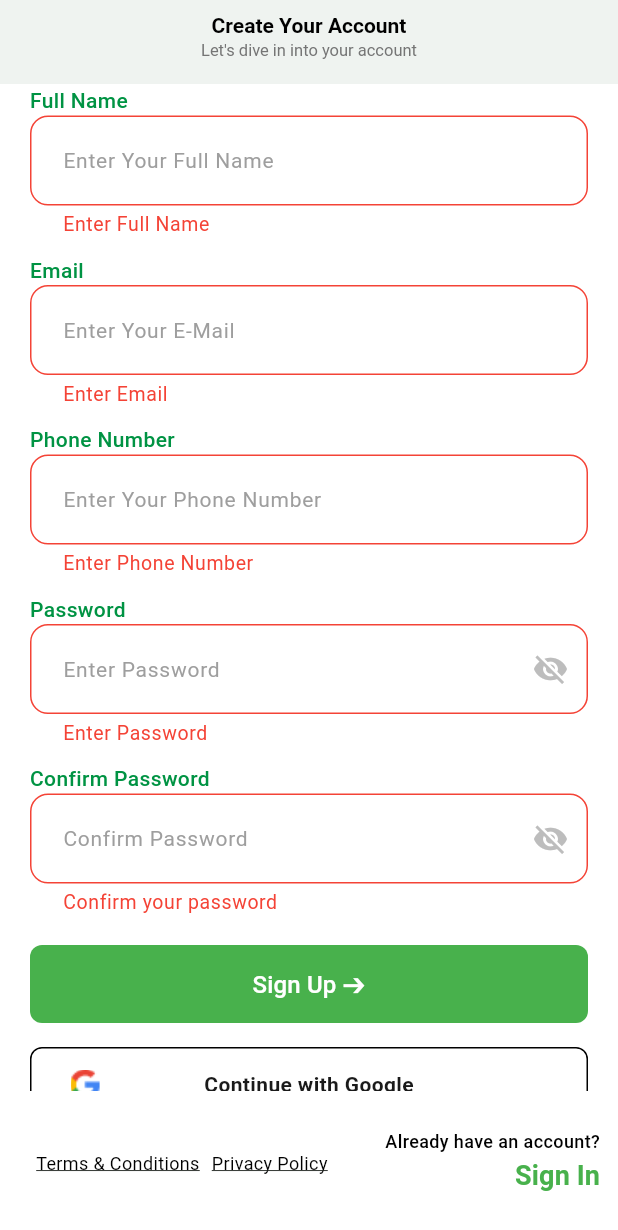
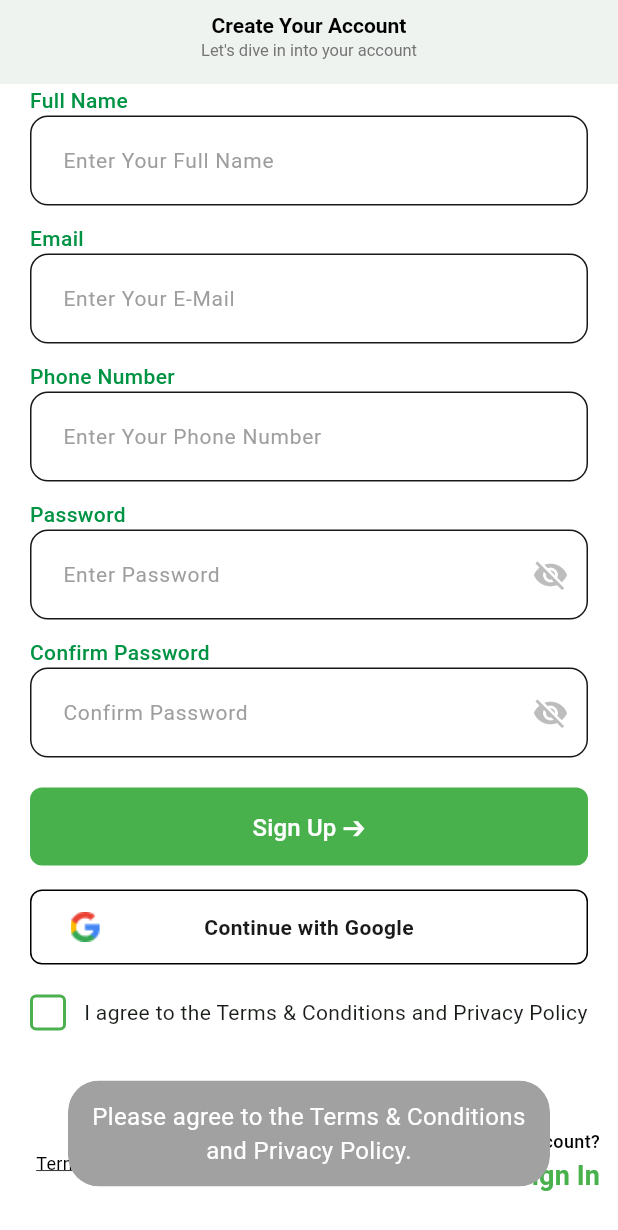
Before and after one commit to NahidAlamRahat/sierrahilbun-project, a Flutter app: the SignUpScreen screen opened by its route, scrolled down 188 dp, after a tap on "Sign Up ➔", on a phone screen of 412 x 824 dp. Shown: the top 1230 px of the screen. Run offline on Flutter 3.47's test engine with Material 3 defaults, Android fonts, the phone set to English and light mode, and no system bars; our stand-ins replace cached_network_image, device_preview, dio, flutter_cache_manager, flutter_svg, get and 4 more; accounts and stored records are empty; Roboto replaces fonts that are missing (Outfit, Poppins).

```diff
--- a/lib/constants/api_urls.dart
+++ b/lib/constants/api_urls.dart
@@ -15,4 +15,6 @@ class ApiUrls {
 
   // The endpoint should ONLY be the path, not the full URL
   static const String login = "auth/login";
+  //signUp
+  static const String signUp = "user";
 }
--- a/lib/screens/auth/sign_up_screen/controller/sign_up_controller.dart
+++ b/lib/screens/auth/sign_up_screen/controller/sign_up_controller.dart
@@ -1,32 +1,31 @@
 import 'package:flutter/material.dart';
 import 'package:get/get.dart';
-import 'package:get/get_core/src/get_main.dart';
-import 'package:get/get_state_manager/src/simple/get_controllers.dart';
 import 'package:sierrahilbun/routes/app_routes.dart';
+import 'package:sierrahilbun/services/repository/auth_repository/auth_repository.dart';
+import 'package:sierrahilbun/widgets/app_snack_bar/app_snack_bar.dart';
 
 import '../../../../utils/app_log/app_log.dart';
 
 class SignUpController extends GetxController {
   final GlobalKey<FormState> formKey = GlobalKey<FormState>();
 
-  // Controllers
+  // Text Field Controllers
   final TextEditingController nameController = TextEditingController();
   final TextEditingController emailController = TextEditingController();
   final TextEditingController phoneController = TextEditingController();
   final TextEditingController passwordController = TextEditingController();
   final TextEditingController confirmPasswordController = TextEditingController();
 
-  String? selectedRole;
-  bool isChecked = false;
-  bool inProgress = false;
+  // --- State variables are now reactive (.obs) for better UI updates ---
+  var isChecked = false.obs;
+  var isLoading = false.obs;
 
   // Toggle checkbox
   void toggleCheckbox() {
-    isChecked = !isChecked;
-    update();
+    isChecked.value = !isChecked.value;
   }
 
-  // ✅ Validators
+  // ✅ Validators (no changes needed here)
   String? validateName(String? value) {
     if (value == null || value.trim().isEmpty) {
       return "Enter Full Name";
@@ -50,7 +49,9 @@ class SignUpController extends GetxController {
   String? validatePhone(String? value) {
     if (value == null || value.isEmpty) {
       return "Enter Phone Number";
-    } else if (!RegExp(r'^[0-9]{10,15}$').hasMatch(value)) {
+    }
+    // Updated regex to be more flexible for international numbers
+    else if (!RegExp(r'^\+?[0-9]{10,15}$').hasMatch(value)) {
       return "Enter a valid Phone Number";
     }
     return null;
@@ -74,11 +75,57 @@ class SignUpController extends GetxController {
     return null;
   }
 
+  /// --- FULLY IMPLEMENTED SIGNUP LOGIC ---
   Future<void> onTapSignUpButton() async {
+    // 1. Check if terms are accepted
+    if (!isChecked.value) {
+      AppSnackBar.message("Please agree to the Terms & Conditions and Privacy Policy.");
+      return;
+    }
+
+    // 2. Validate the form fields
     if (formKey.currentState!.validate()) {
-      Get.toNamed(AppRoutes.createPassVerifyOtpScreen,arguments: {'email': emailController.text.trim()});
-      appLog("✅ Form Validated. Ready to send API call.");
-      // Call your signup API here
+      isLoading.value = true;
+
+      try {
+        // 3. Call the repository to perform the signup
+        final response = await AuthRepository.signUp(
+          name: nameController.text.trim(),
+          email: emailController.text.trim(),
+          contact: phoneController.text.trim(),
+          password: passwordController.text,
+          confirmPassword: confirmPasswordController.text,
+        );
+
+        // 4. Handle successful registration
+        appLog("✅ SignUp Successful: ${response.message}");
+        AppSnackBar.success(response.message);
+
+        // Navigate to the OTP verification screen with the user's email
+        Get.toNamed(
+          AppRoutes.createPassVerifyOtpScreen,
+          arguments: {'email': emailController.text.trim()},
+        );
+
+      } catch (e) {
+        // 5. Handle errors by showing a snackbar
+        AppSnackBar.message(e.toString());
+        appLog("❌ SignUp Failed: $e");
+      } finally {
+        // 6. Always turn off the loader
+        isLoading.value = false;
+      }
     }
   }
+
+  @override
+  void onClose() {
+    // Dispose all text controllers to prevent memory leaks
+    nameController.dispose();
+    emailController.dispose();
+    phoneController.dispose();
+    passwordController.dispose();
+    confirmPasswordController.dispose();
+    super.onClose();
+  }
 }
--- a/lib/screens/auth/sign_up_screen/sign_up_screen.dart
+++ b/lib/screens/auth/sign_up_screen/sign_up_screen.dart
@@ -10,7 +10,6 @@ import '../../../../widgets/text_button_widget/text_button_widget.dart';
 import '../../../../widgets/text_field_widget/text_field_widget.dart';
 import '../../../../widgets/text_widget/text_widgets.dart';
 import '../../../constants/app_image_path.dart';
-import '../../../utils/app_size.dart';
 import '../../../widgets/image_widget/image_widget.dart';
 import '../../terms_condition_screen/terms_condition_screen.dart';
 import 'controller/sign_up_controller.dart';
@@ -35,7 +34,7 @@ class SignUpScreen extends StatelessWidget {
         key: _signUpController.formKey,
         child: CustomScrollView(
           slivers: [
-            // App Bar with animated logo and titles
+            // Your existing SliverAppBar code (no changes needed here)
             SliverAppBar(
               backgroundColor: Colors.white,
               elevation: 0,
@@ -44,21 +43,23 @@ class SignUpScreen extends StatelessWidget {
               automaticallyImplyLeading: false,
               flexibleSpace: LayoutBuilder(
                 builder: (BuildContext context, BoxConstraints constraints) {
-                  // Calculate the collapse ratio (0.0 = fully expanded, 1.0 = fully collapsed)
                   final double appBarHeight = constraints.maxHeight;
-                  final double statusBarHeight = MediaQuery.of(context).padding.top;
+                  final double statusBarHeight = MediaQuery.of(
+                    context,
+                  ).padding.top;
                   final double minHeight = kToolbarHeight + statusBarHeight;
                   final double maxHeight = 225.0 + statusBarHeight;
-
-                  final double collapseRatio = ((maxHeight - appBarHeight) / (maxHeight - minHeight)).clamp(0.0, 1.0);
-
-                  // Calculate logo size based on collapse ratio
-                  final double logoSize = (127 * (1 - collapseRatio * 0.8)).clamp(25.0, 127.0);
-                  final double logoHeight = (130 * (1 - collapseRatio * 0.8)).clamp(25.0, 130.0);
-
-                  // Calculate opacity for logo
-                  final double logoOpacity = (1 - collapseRatio * 1.5).clamp(0.0, 1.0);
-
+                  final double collapseRatio =
+                      ((maxHeight - appBarHeight) / (maxHeight - minHeight))
+                          .clamp(0.0, 1.0);
+                  final double logoSize = (127 * (1 - collapseRatio * 0.8))
+                      .clamp(25.0, 127.0);
+                  final double logoHeight = (130 * (1 - collapseRatio * 0.8))
+                      .clamp(25.0, 130.0);
+                  final double logoOpacity = (1 - collapseRatio * 1.5).clamp(
+                    0.0,
+                    1.0,
+                  );
                   return FlexibleSpaceBar(
                     centerTitle: true,
                     title: Column(
@@ -91,7 +92,7 @@ class SignUpScreen extends StatelessWidget {
                         children: [
                           AnimatedOpacity(
                             opacity: logoOpacity,
-                            duration: Duration.zero, // Instant animation for smooth scroll
+                            duration: Duration.zero,
                             child: AnimatedContainer(
                               duration: Duration.zero,
                               width: logoSize,
@@ -119,21 +120,25 @@ class SignUpScreen extends StatelessWidget {
               sliver: SliverList(
                 delegate: SliverChildListDelegate([
                   const SpaceWidget(spaceHeight: 20),
-
-                  // Form Fields
                   buildFormFieldColumn(),
-
                   const SpaceWidget(spaceHeight: 20),
 
-                  // Submit Button
-                  ButtonWidget(
+                  // --- UPDATED SUBMIT BUTTON ---
+                  Obx(() {
+                    return _signUpController.isLoading.value
+                        ? const Center(
+                            child: CircularProgressIndicator(
+                              color: AppColors.commonButtonColor,
+                            ),
+                          )
+                        : ButtonWidget(
                             backgroundColor: AppColors.commonButtonColor,
-                    onPressed: () => _signUpController.onTapSignUpButton(),
+                            onPressed: _signUpController.onTapSignUpButton,
                             label: "Sign Up ➔",
                             buttonWidth: double.infinity,
-                  ),
+                          );
+                  }),
 
-                  // Google and Apple login
                   const SpaceWidget(spaceHeight: 16),
                   SocialLoginWidget(
                     imagePath: AppImagePath.googleIcon,
@@ -142,11 +147,9 @@ class SignUpScreen extends StatelessWidget {
                       Get.offAllNamed(AppRoutes.swipeableBottomNavigation);
                     },
                   ),
-
                   const SpaceWidget(spaceHeight: 20),
                   buildTermsCheckbox(),
-
-                  const SpaceWidget(spaceHeight: 40), // Bottom padding
+                  const SpaceWidget(spaceHeight: 40),
                 ]),
               ),
             ),
@@ -157,6 +160,7 @@ class SignUpScreen extends StatelessWidget {
   }
 
   Widget buildFormFieldColumn() {
+    // This widget contains all your text fields and remains unchanged.
     return Column(
       crossAxisAlignment: CrossAxisAlignment.start,
       children: [
@@ -172,10 +176,7 @@ class SignUpScreen extends StatelessWidget {
           borderRadius: 12,
           validator: _signUpController.validateName,
         ),
-
         const SpaceWidget(spaceHeight: 12),
-
-        // Email
         TextWidget(
           text: 'Email',
           fontColor: AppColors.green500,
@@ -188,10 +189,7 @@ class SignUpScreen extends StatelessWidget {
           borderRadius: 12,
           validator: _signUpController.validateEmail,
         ),
-
         const SpaceWidget(spaceHeight: 12),
-
-        // Phone
         TextWidget(
           text: 'Phone Number',
           fontColor: AppColors.green500,
@@ -204,10 +202,7 @@ class SignUpScreen extends StatelessWidget {
           borderRadius: 12,
           validator: _signUpController.validatePhone,
         ),
-
         const SpaceWidget(spaceHeight: 12),
-
-        // Password
         TextWidget(
           text: AppStrings.password,
           fontColor: AppColors.green500,
@@ -221,10 +216,7 @@ class SignUpScreen extends StatelessWidget {
           suffixIcon: true,
           validator: _signUpController.validatePassword,
         ),
-
         const SpaceWidget(spaceHeight: 12),
-
-        // Confirm Password
         TextWidget(
           text: AppStrings.confirmPassword,
           fontColor: AppColors.green500,
@@ -242,12 +234,11 @@ class SignUpScreen extends StatelessWidget {
     );
   }
 
-  /// SignUp Prompt Section
   Widget buildSignUpPromptSection(BuildContext context) {
+    // This widget remains unchanged.
     final screenWidth = MediaQuery.of(context).size.width;
     final isTablet = screenWidth > 600;
     final isMobile = screenWidth < 400;
-
     return Column(
       mainAxisSize: MainAxisSize.min,
       crossAxisAlignment: CrossAxisAlignment.end,
@@ -270,35 +261,33 @@ class SignUpScreen extends StatelessWidget {
     );
   }
 
+  // --- UPDATED CHECKBOX WIDGET ---
   Row buildTermsCheckbox() {
     return Row(
       mainAxisSize: MainAxisSize.min,
       children: [
-        GetBuilder<SignUpController>(
-          builder: (signUpController) {
+        // Obx widget listens for changes to isChecked.value
+        Obx(() {
           return GestureDetector(
-              onTap: () {
-                signUpController.toggleCheckbox();
-              },
+            onTap: _signUpController.toggleCheckbox,
             child: Container(
               width: 24,
               height: 24,
               decoration: BoxDecoration(
-                  color: signUpController.isChecked
+                color: _signUpController.isChecked.value
                     ? Colors.green
                     : Colors.transparent,
                 borderRadius: BorderRadius.circular(4),
                 border: Border.all(color: Colors.green, width: 2),
               ),
-                child: signUpController.isChecked
+              child: _signUpController.isChecked.value
                   ? const Icon(Icons.check, color: Colors.white, size: 18)
                   : null,
             ),
           );
-          },
-        ),
+        }),
         const SizedBox(width: 12),
-        Flexible(
+        const Flexible(
           child: Text('I agree to the Terms & Conditions and Privacy Policy'),
         ),
       ],
```
Also changed, not shown: lib/screens/auth/sign_up_screen/model/sign_up_response_model.dart (added, +13 -0 lines), lib/services/repository/auth_repository/auth_repository.dart (+45 -0 lines). Lines whose indentation alone changed are shown as unchanged.
